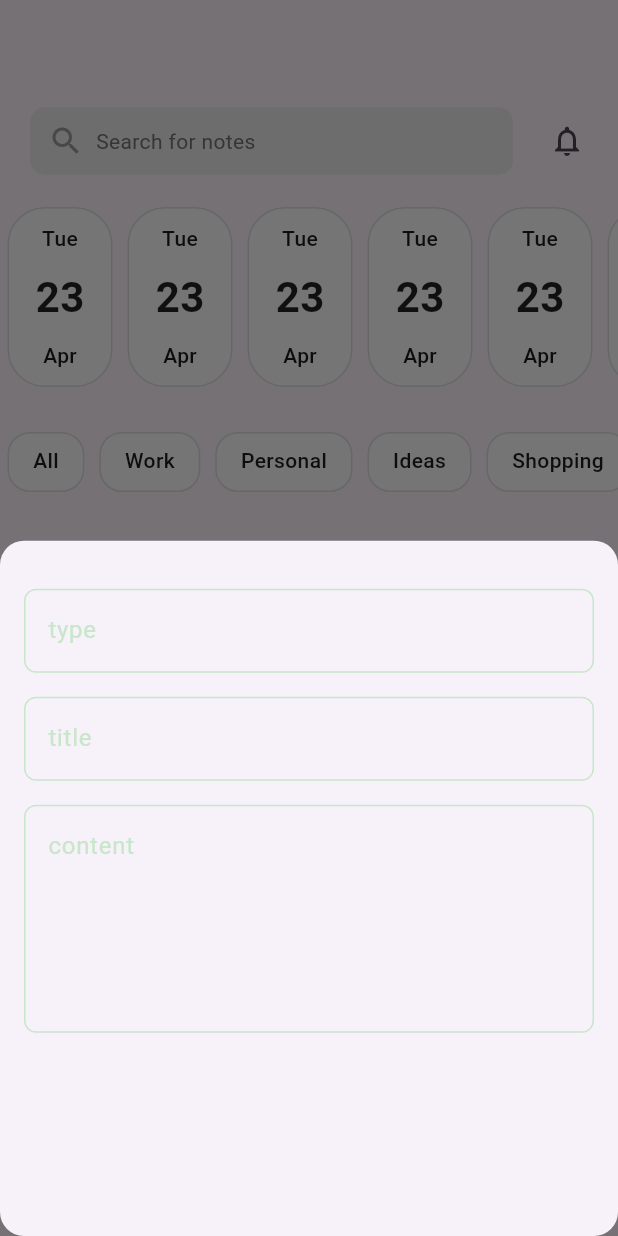
After one commit to MustafaAmmarD/notes_app_project, a Flutter app: the screen it shows after launch, after a tap on the "add" icon, on a phone screen of 412 x 824 dp. The commit adds this screen. Run offline on Flutter 3.47's test engine with Material 3 defaults, Android fonts, the phone set to English and light mode, and no system bars.

Commit message:
add fields to bottom sheet

```diff
--- a/lib/views/notes_main_view.dart
+++ b/lib/views/notes_main_view.dart
@@ -1,4 +1,5 @@
 import 'package:flutter/material.dart';
+import 'package:notes_app_project/views/widgets/add_note_bottom_sheet.dart';
 import 'package:notes_app_project/views/widgets/notes_body.dart';
 
 class NotesMainView extends StatelessWidget {
@@ -6,6 +7,21 @@ class NotesMainView extends StatelessWidget {
 
   @override
   Widget build(BuildContext context) {
-    return NotesBody();
+    return Scaffold(
+      floatingActionButton: FloatingActionButton(
+        onPressed: (){
+          showModalBottomSheet(
+            shape: RoundedRectangleBorder(
+              borderRadius: BorderRadius.circular(16)
+            ),
+            context: context,
+             builder: (context){
+           return AddNoteBottomSheet();
+          });
+        },
+        child: Icon(Icons.add),
+        ),
+      body: NotesBody()
+      );
   }
 }
--- /dev/null
+++ b/lib/views/widgets/add_note_bottom_sheet.dart
@@ -0,0 +1,24 @@
+
+import 'package:flutter/material.dart';
+import 'package:notes_app_project/views/widgets/custom_text_field.dart';
+
+class AddNoteBottomSheet extends StatelessWidget {
+  const AddNoteBottomSheet({super.key});
+
+  @override
+  Widget build(BuildContext context) {
+    return Padding(
+      padding: EdgeInsets.symmetric(horizontal: 16),
+      child: Column(
+        children: [
+          SizedBox(height: 32,),
+          CustomTextField(hint: 'type',),
+          SizedBox(height: 16,),
+          CustomTextField(hint: 'title',),
+          SizedBox(height: 16,),
+          CustomTextField(hint: 'content', maxLines: 5,),
+        ],
+      ),
+    );
+  }
+}
--- /dev/null
+++ b/lib/views/widgets/custom_text_field.dart
@@ -0,0 +1,36 @@
+
+import 'package:flutter/material.dart';
+
+class CustomTextField extends StatelessWidget {
+  const CustomTextField({super.key, required this.hint,  this.maxLines = 1});
+
+  final String hint;
+  final int maxLines;
+
+  @override
+  Widget build(BuildContext context) {
+    return TextField(
+      maxLines: maxLines,
+      cursorColor: Colors.green.shade100,
+      decoration: InputDecoration(
+        hintText: hint,
+        hintStyle: TextStyle(
+          color: Colors.green.shade100,
+        ),
+        border: buildBorder(),
+        enabledBorder: buildBorder(),
+
+        focusedBorder:buildBorder(),
+      ),
+    );
+  }
+
+  OutlineInputBorder buildBorder() {
+    return OutlineInputBorder(
+        borderRadius: BorderRadius.circular(8),
+        borderSide: BorderSide(
+          color: Colors.green.shade100,
+        )
+      );
+  }
+}
--- a/lib/views/widgets/notes_body.dart
+++ b/lib/views/widgets/notes_body.dart
@@ -9,8 +9,7 @@ class NotesBody extends StatelessWidget {
 
   @override
   Widget build(BuildContext context) {
-    return Scaffold(
-      body: Column(
+    return Column(
         children: [
 
           SizedBox(height: 70,),
@@ -52,7 +51,6 @@ class NotesBody extends StatelessWidget {
 
 
         ],
-      ),
-    );
+      );
   }
 }
```
